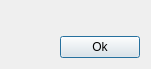
This is ui/clone-tasks-dialog.ui in haiwen/seafile-client as Qt 5 draws it before an edit. The edited form follows.
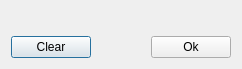
This is the edited form.

Commit message: add a "clear" button to tasks dialog

```diff
--- a/ui/clone-tasks-dialog.ui
+++ b/ui/clone-tasks-dialog.ui
@@ -6,7 +6,7 @@
    <rect>
     <x>0</x>
     <y>0</y>
-    <width>151</width>
+    <width>242</width>
     <height>69</height>
    </rect>
   </property>
@@ -25,6 +25,13 @@
    </item>
    <item>
     <layout class="QHBoxLayout" name="horizontalLayout">
+     <item>
+      <widget class="QPushButton" name="mClearBtn">
+       <property name="text">
+        <string>Clear</string>
+       </property>
+      </widget>
+     </item>
      <item>
       <spacer name="horizontalSpacer">
        <property name="orientation">
```
The commit also changes 5 other files.
